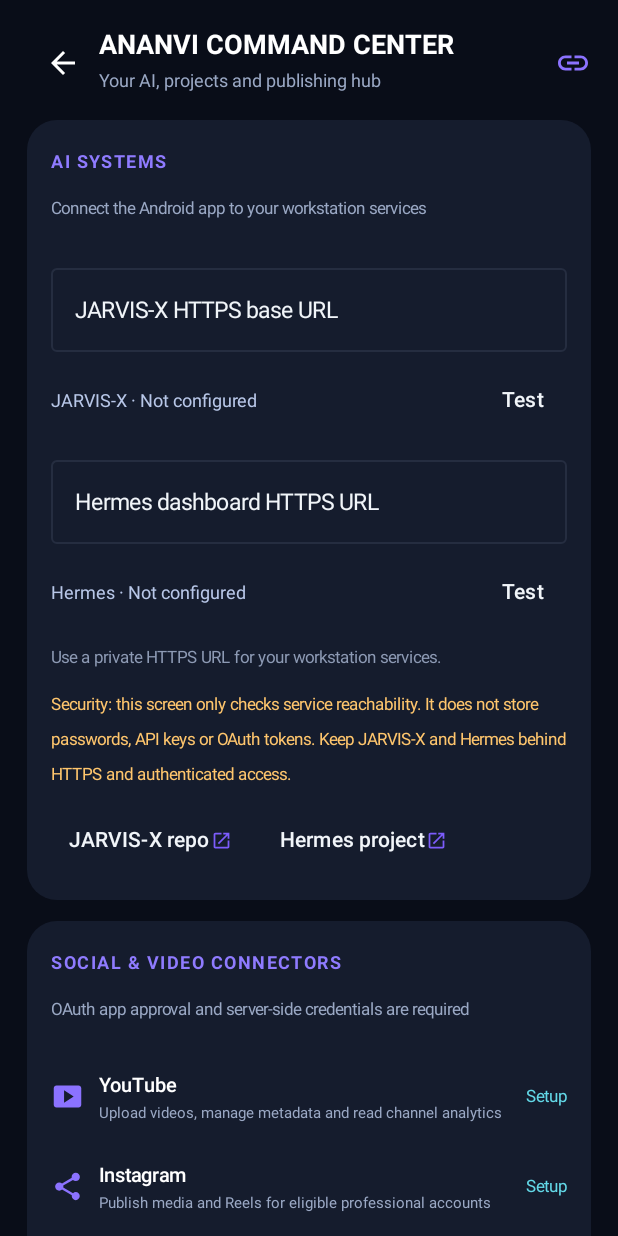
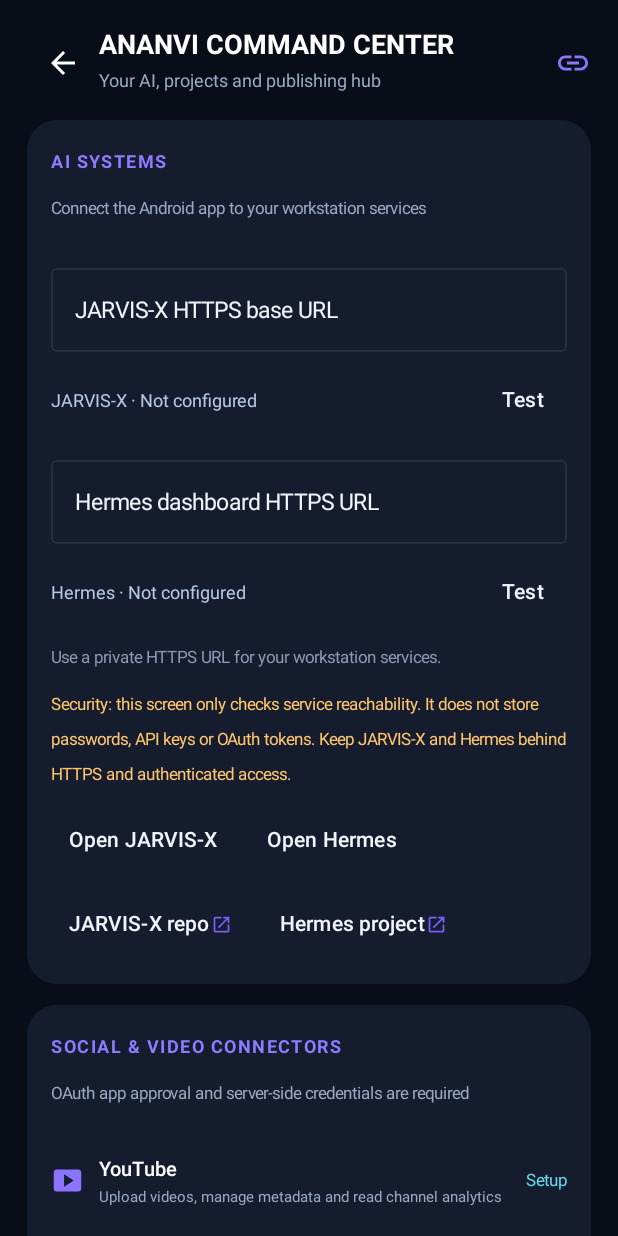
Before and after one commit to DarkRider999/AnanviAI, an Android app built with Jetpack Compose: the CommandCenterScreen screen opened through its navigation route, on a phone screen of 412 x 824 dp. Run offline under Robolectric (Android 15) with nearby library versions, the phone set to English and light mode, and no system bars; our stand-ins replace Dagger/Hilt's generated code.

Commit message:
Add quick links to configured JARVIS and Hermes dashboards

```diff
--- a/app/src/main/java/com/aiuniverse/app/presentation/commandcenter/CommandCenterScreen.kt
+++ b/app/src/main/java/com/aiuniverse/app/presentation/commandcenter/CommandCenterScreen.kt
@@ -194,6 +194,14 @@ fun CommandCenterScreen(
                     color = Color(0xFFFFC66D), fontSize = 11.sp
                 )
                 Row(horizontalArrangement = Arrangement.spacedBy(8.dp)) {
+                    TextButton(enabled = jarvisUrl.startsWith("https://"), onClick = { uriHandler.openUri(jarvisUrl) }) {
+                        Text("Open JARVIS-X")
+                    }
+                    TextButton(enabled = hermesUrl.startsWith("https://"), onClick = { uriHandler.openUri(hermesUrl) }) {
+                        Text("Open Hermes")
+                    }
+                }
+                Row(horizontalArrangement = Arrangement.spacedBy(8.dp)) {
                     TextButton(onClick = { uriHandler.openUri("https://github.com/DarkRider999/New-JARVIS-X") }) {
                         Text("JARVIS-X repo")
                         Icon(Icons.Default.OpenInNew, null, modifier = Modifier.size(14.dp))
```
